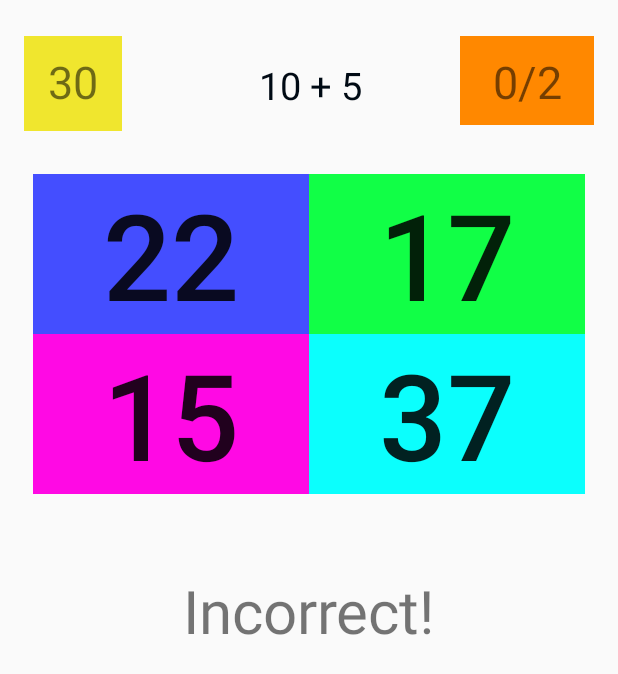
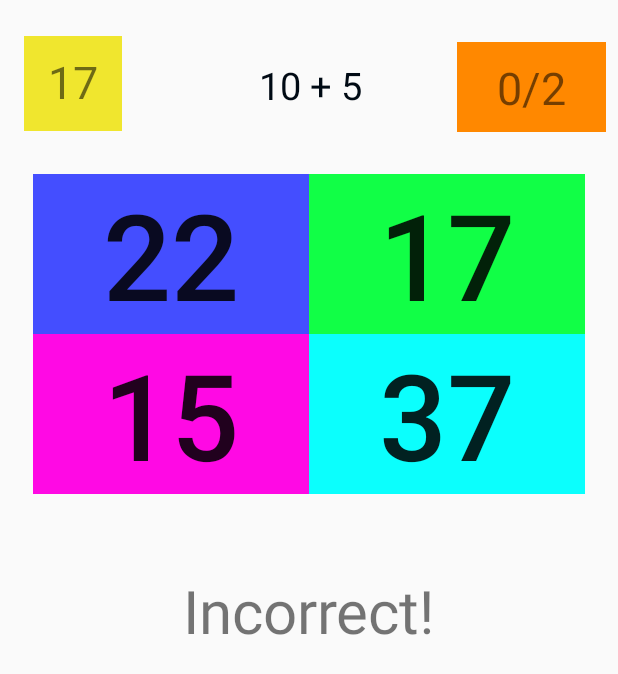
Before and after one commit to DanBokhari98/Android-Practice, an Android app: the screen it shows after launch (MainActivity), after a tap on "17", on a phone screen of 412 x 824 dp. Shown: the top 674 px of the screen. Run offline under Robolectric (Android 15) with nearby library versions, the phone set to English and light mode, and no system bars; 2 other taps on this screen came first.

Commit message:
Finalize game. Completed

```diff
--- a/BrainTrainer/app/src/main/java/com/example/danish/braintrainer/MainActivity.java
+++ b/BrainTrainer/app/src/main/java/com/example/danish/braintrainer/MainActivity.java
@@ -1,5 +1,8 @@
 package com.example.danish.braintrainer;
 
+import android.os.CountDownTimer;
+import android.os.Handler;
+import android.support.constraint.ConstraintLayout;
 import android.support.v7.app.AppCompatActivity;
 import android.os.Bundle;
 import android.view.View;
@@ -18,13 +21,47 @@ public class MainActivity extends AppCompatActivity {
     TextView resultTextView;
     TextView pointsTextView;
     TextView sumTextView;
+    TextView timerTextView;
     Button button0;
     Button button1;
     Button button2;
     Button button3;
+    Button playAgainButton;
     int locationOFCorrectAnswer;
     int score = 0;
     int numberOfQuestions = 0;
+    Boolean activeGame = false;
+    ConstraintLayout gameLayout;
+
+
+    public void playAgain(View view){
+        activeGame = true;
+        generateQuestions();
+        score = 0;
+        numberOfQuestions = 0;
+        timerTextView.setText("30s");
+        pointsTextView.setText("0/0");
+        resultTextView.setText("");
+        playAgainButton.setVisibility(view.INVISIBLE);
+
+        new CountDownTimer(30100, 1000){
+
+            @Override
+            public void onTick(long millisUntilFinished) {
+                timerTextView.setText(String.valueOf(millisUntilFinished/1000) + "s");
+            }
+
+            @Override
+            public void onFinish() {
+                activeGame = false;
+                playAgainButton.setVisibility(View.VISIBLE);
+                timerTextView.setText("0s");
+                resultTextView.setText("Your score: " +  Integer.toString(score) + "/" + Integer.toString(numberOfQuestions));
+            }
+        }.start();
+
+    }
+
 
 
     public void generateQuestions(){
@@ -56,6 +93,11 @@ public class MainActivity extends AppCompatActivity {
     }
 
     public void chooseAnswer(View view){
+
+//        if(!activeGame){
+//
+//        }
+
         if(view.getTag().toString().equals(Integer.toString(locationOFCorrectAnswer))){
             score++;
             resultTextView.setText("Correct!");
@@ -69,7 +111,8 @@ public class MainActivity extends AppCompatActivity {
     }
 
     public void start(View view){
-
+        startButton.setVisibility(view.INVISIBLE);
+        gameLayout.setVisibility(ConstraintLayout.VISIBLE);
     }
 
 
@@ -83,8 +126,12 @@ public class MainActivity extends AppCompatActivity {
         button1 = (Button)findViewById(R.id.button1);
         button2 = (Button)findViewById(R.id.button2);
         button3 = (Button)findViewById(R.id.button3);
+        playAgainButton = (Button)findViewById(R.id.playAgainButton);
         resultTextView = (TextView)findViewById(R.id.resultTextView);
         pointsTextView = (TextView)findViewById(R.id.pointsTextView);
-        generateQuestions();
+        timerTextView = (TextView)findViewById(R.id.timerTextView);
+        gameLayout = (ConstraintLayout)findViewById(R.id.gameLayout);
+        playAgain(findViewById(R.id.playAgainButton));
+
     }
 }
--- a/BrainTrainer/app/src/main/res/layout/activity_main.xml
+++ b/BrainTrainer/app/src/main/res/layout/activity_main.xml
@@ -16,16 +16,22 @@
         android:layout_marginStart="8dp"
         android:layout_marginTop="248dp"
         android:background="#4bc742"
+        android:gravity="center"
         android:onClick="start"
+        android:padding="10dp"
         android:text="GO!"
-        android:gravity="center"
-        android:padding="10dp"
         android:textSize="80sp"
-        android:visibility="invisible"
+        android:visibility="visible"
         app:layout_constraintEnd_toEndOf="parent"
         app:layout_constraintStart_toStartOf="parent"
         app:layout_constraintTop_toTopOf="parent"
         tools:background="#4bc742" />
+
+    <android.support.constraint.ConstraintLayout
+        android:id="@+id/gameLayout"
+        android:layout_width="match_parent"
+        android:layout_height="match_parent"
+        android:visibility="invisible">
 
         <TextView
             android:id="@+id/timerTextView"
@@ -39,40 +45,6 @@
             android:padding="10dp"
             android:text="30s"
             android:textSize="30sp"
-        app:layout_constraintStart_toStartOf="parent"
-        app:layout_constraintTop_toTopOf="parent" />
-
-    <TextView
-        android:id="@+id/pointsTextView"
-        android:layout_width="89dp"
-        android:layout_height="59dp"
-        android:layout_marginEnd="16dp"
-        android:layout_marginRight="16dp"
-        android:layout_marginTop="24dp"
-        android:background="@android:color/holo_orange_dark"
-        android:gravity="center"
-        android:padding="10dp"
-        android:text="0/0"
-        android:textSize="30sp"
-        app:layout_constraintEnd_toEndOf="parent"
-        app:layout_constraintTop_toTopOf="parent" />
-
-    <TextView
-        android:id="@+id/sumTextView"
-        android:layout_width="125dp"
-        android:layout_height="66dp"
-        android:layout_marginEnd="8dp"
-        android:layout_marginLeft="8dp"
-        android:layout_marginRight="8dp"
-        android:layout_marginStart="8dp"
-        android:layout_marginTop="24dp"
-        android:gravity="center"
-        android:padding="10dp"
-        android:textColor="#000A14"
-        android:text="31 + 12"
-        android:textSize="25sp"
-        app:layout_constraintEnd_toEndOf="parent"
-        app:layout_constraintHorizontal_bias="0.502"
             app:layout_constraintStart_toStartOf="parent"
             app:layout_constraintTop_toTopOf="parent" />
 
@@ -149,6 +121,57 @@
         </android.support.v7.widget.GridLayout>
 
         <TextView
+            android:id="@+id/sumTextView"
+            android:layout_width="125dp"
+            android:layout_height="66dp"
+            android:layout_marginEnd="8dp"
+            android:layout_marginLeft="8dp"
+            android:layout_marginRight="8dp"
+            android:layout_marginStart="8dp"
+            android:layout_marginTop="24dp"
+            android:gravity="center"
+            android:padding="10dp"
+            android:text="31 + 12"
+            android:textColor="#000A14"
+            android:textSize="25sp"
+            app:layout_constraintEnd_toEndOf="parent"
+            app:layout_constraintHorizontal_bias="0.502"
+            app:layout_constraintStart_toStartOf="parent"
+            app:layout_constraintTop_toTopOf="parent" />
+
+        <Button
+            android:id="@+id/playAgainButton"
+            android:layout_width="wrap_content"
+            android:layout_height="wrap_content"
+            android:layout_marginEnd="8dp"
+            android:layout_marginLeft="8dp"
+            android:layout_marginRight="8dp"
+            android:layout_marginStart="8dp"
+            android:layout_marginTop="516dp"
+            android:onClick="playAgain"
+            android:text="play Again"
+            android:visibility="invisible"
+            app:layout_constraintEnd_toEndOf="parent"
+            app:layout_constraintHorizontal_bias="0.501"
+            app:layout_constraintStart_toStartOf="parent"
+            app:layout_constraintTop_toTopOf="parent" />
+
+        <TextView
+            android:id="@+id/pointsTextView"
+            android:layout_width="99dp"
+            android:layout_height="60dp"
+            android:layout_marginEnd="8dp"
+            android:layout_marginRight="8dp"
+            android:layout_marginTop="28dp"
+            android:background="@android:color/holo_orange_dark"
+            android:gravity="center"
+            android:padding="10dp"
+            android:text="0/0"
+            android:textSize="30sp"
+            app:layout_constraintEnd_toEndOf="parent"
+            app:layout_constraintTop_toTopOf="parent" />
+
+        <TextView
             android:id="@+id/resultTextView"
             android:layout_width="wrap_content"
             android:layout_height="55dp"
@@ -157,10 +180,10 @@
             android:layout_marginRight="8dp"
             android:layout_marginStart="8dp"
             android:layout_marginTop="380dp"
-        android:text="Correct"
             android:textSize="40sp"
             app:layout_constraintEnd_toEndOf="parent"
             app:layout_constraintStart_toStartOf="parent"
             app:layout_constraintTop_toTopOf="parent" />
+    </android.support.constraint.ConstraintLayout>
 
 </android.support.constraint.ConstraintLayout>
```
Lines whose indentation alone changed are shown as unchanged.
